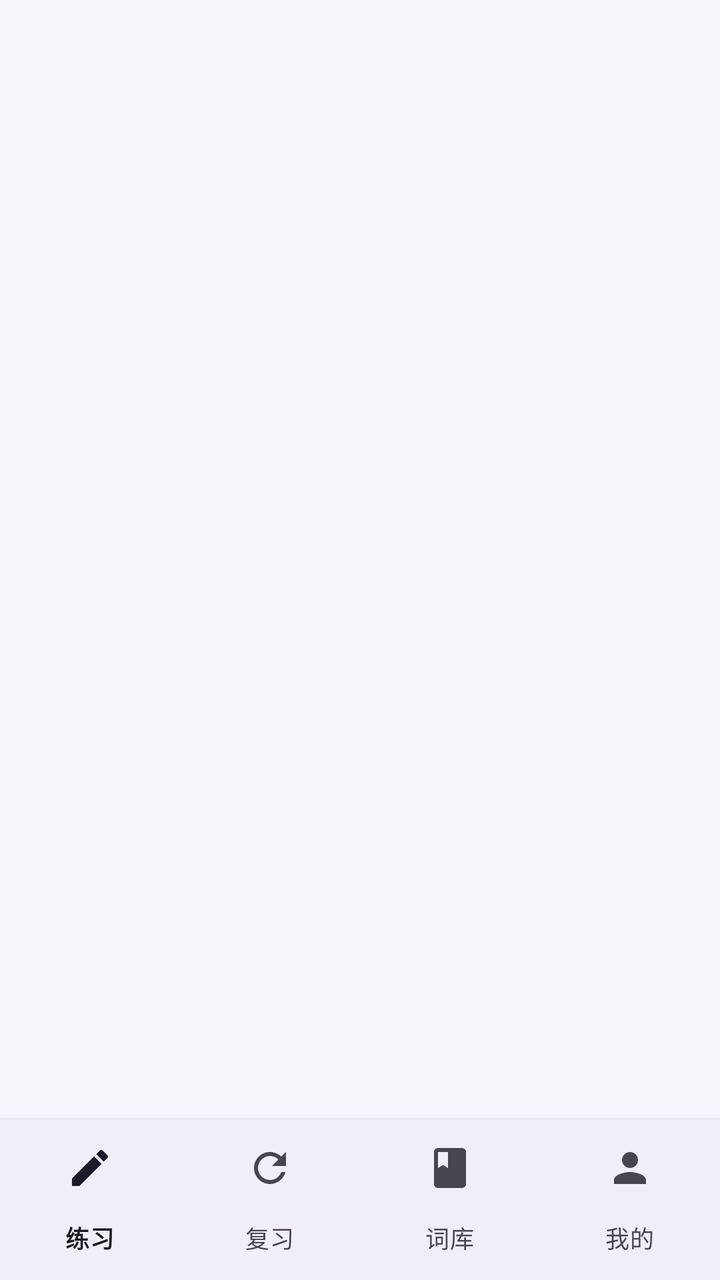
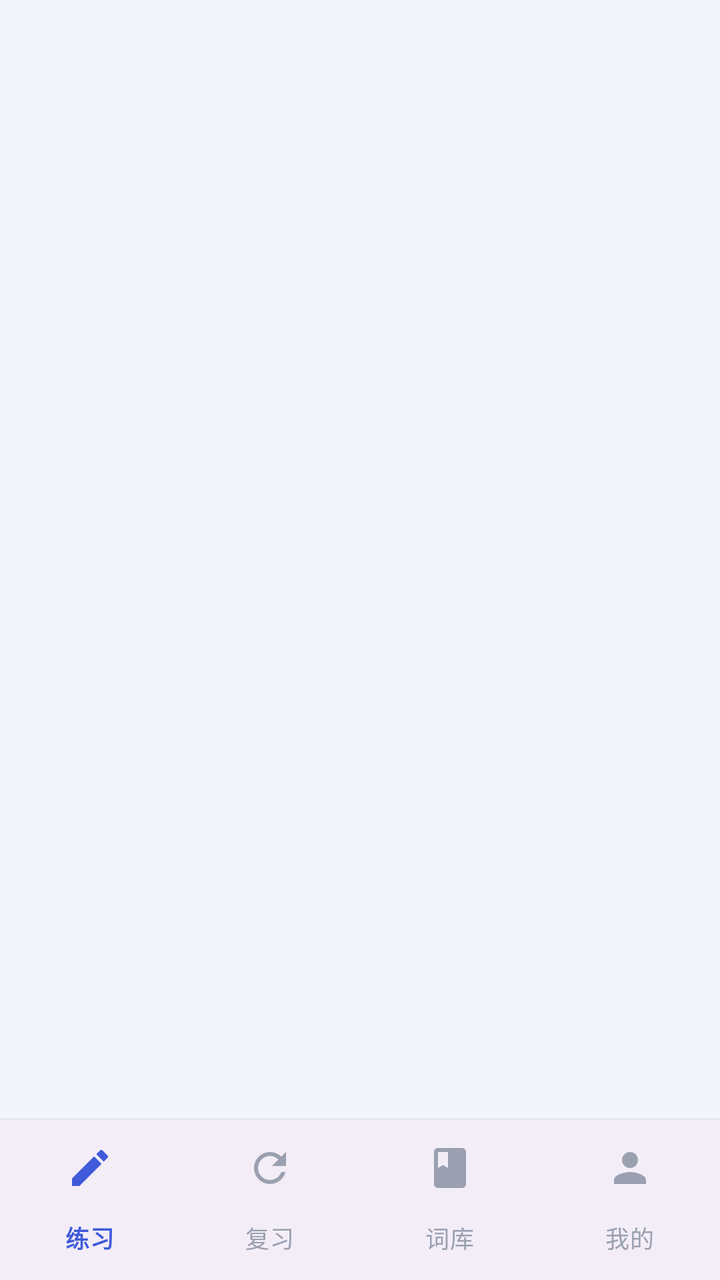

An Android layout rendered at two revisions. The XML below is the earlier revision; the diff shows what the commit changed to produce the second picture.
<!-- AndroidManifest.xml: application theme Theme.WordDrill -->
<!-- res/layout/activity_main.xml -->
<?xml version="1.0" encoding="utf-8"?>
<LinearLayout xmlns:android="http://schemas.android.com/apk/res/android"
    xmlns:app="http://schemas.android.com/apk/res-auto"
    android:id="@+id/root"
    android:layout_width="match_parent"
    android:layout_height="match_parent"
    android:background="@color/bg"
    android:orientation="vertical">

    <FrameLayout
        android:id="@+id/fragmentContainer"
        android:layout_width="match_parent"
        android:layout_height="0dp"
        android:layout_weight="1" />

    <View
        android:layout_width="match_parent"
        android:layout_height="1dp"
        android:background="@color/divider" />

    <com.google.android.material.bottomnavigation.BottomNavigationView
        android:id="@+id/bottomNav"
        style="@style/Widget.Material3.BottomNavigationView"
        android:layout_width="match_parent"
        android:layout_height="wrap_content"
        app:labelVisibilityMode="labeled"
        app:menu="@menu/menu_bottom" />
</LinearLayout>
<!-- resources referenced by this layout -->
<resources>
  <color name="bg">#F4F5FA</color>
  <color name="divider">#E6E8F0</color>
  <style name="Theme.WordDrill" parent="Theme.Material3.DayNight.NoActionBar">
          <item name="colorPrimary">@color/brand</item>
          <item name="colorOnPrimary">@color/white</item>
          <item name="colorPrimaryContainer">@color/brand_container</item>
          <item name="colorOnPrimaryContainer">@color/brand_dark</item>
          <item name="colorSecondary">@color/accent</item>
          <item name="colorSurface">@color/surface</item>
          <item name="android:colorBackground">@color/bg</item>
          <item name="android:windowBackground">@color/bg</item>
          <item name="android:statusBarColor">@color/bg</item>
          <item name="android:navigationBarColor">@color/bg</item>
          <item name="android:windowLightStatusBar">@bool/light_status_bar</item>
      </style>
  <color name="brand">#3F5BD9</color>
  <color name="white">#FFFFFF</color>
  <color name="brand_container">#E4E9FF</color>
  <color name="brand_dark">#1D2B6B</color>
  <color name="accent">#F2A03D</color>
  <color name="surface">#FFFFFF</color>
</resources>

<!-- the commit's change to res/layout/activity_main.xml (unified diff, before → after) -->
@@ -23,6 +23,9 @@
         style="@style/Widget.Material3.BottomNavigationView"
         android:layout_width="match_parent"
         android:layout_height="wrap_content"
+        app:itemActiveIndicatorColor="@color/brand_soft"
+        app:itemIconTint="@color/nav_item"
+        app:itemTextColor="@color/nav_item"
         app:labelVisibilityMode="labeled"
         app:menu="@menu/menu_bottom" />
 </LinearLayout>
<!-- resource entries referenced after the edit -->
@@ -1,6 +1,7 @@
 <!-- resources referenced by this layout -->
 <resources>
   <color name="bg">#F4F5FA</color>
+  <color name="brand_soft">#ECF0FF</color>
   <color name="divider">#E6E8F0</color>
   <style name="Theme.WordDrill" parent="Theme.Material3.DayNight.NoActionBar">
           <item name="colorPrimary">@color/brand</item>
